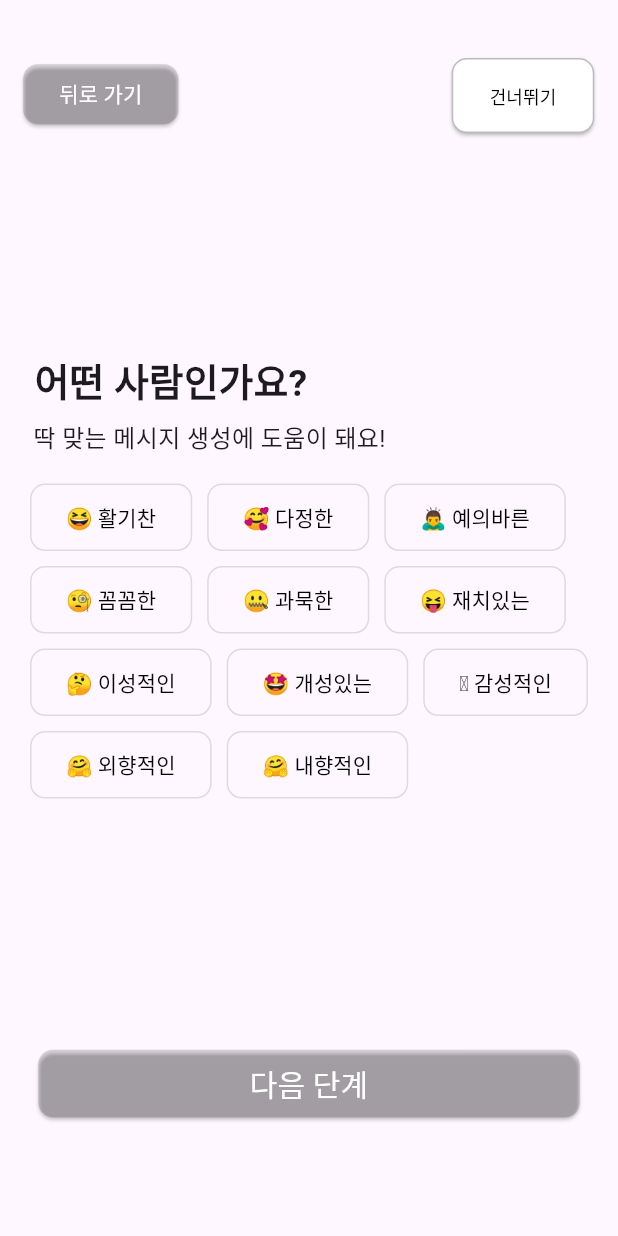
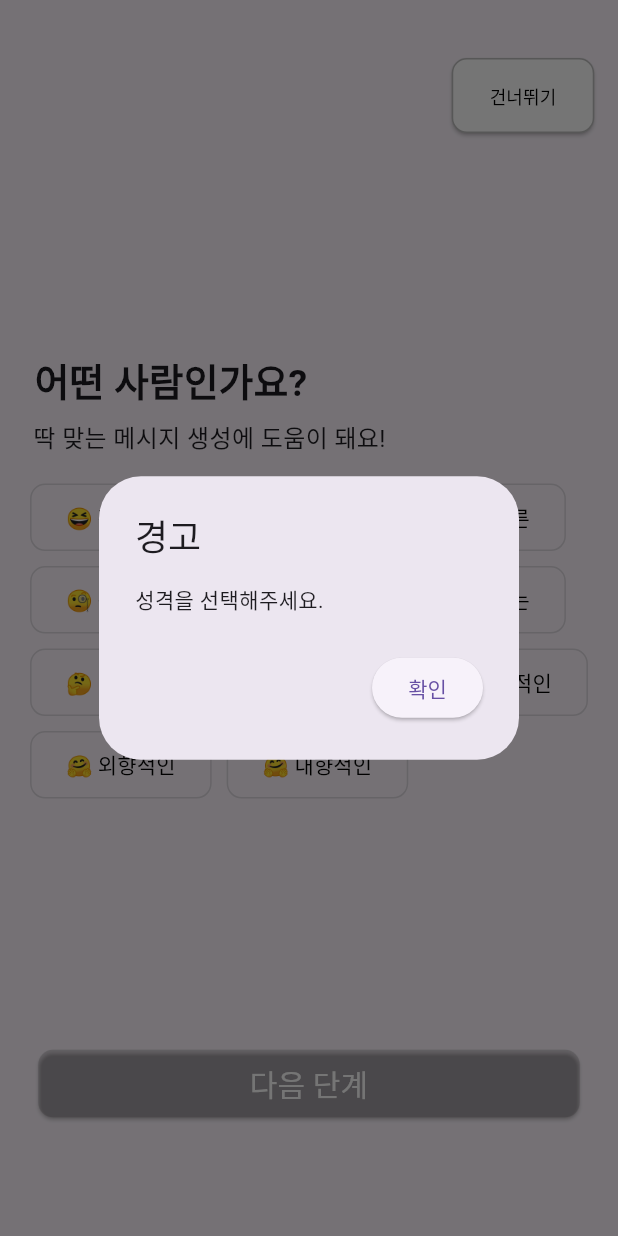
Before and after one commit to pdhyeong/potenday, a Flutter app: the screen it shows after launch, after a tap on "다음 단계", on a phone screen of 412 x 824 dp. Run offline on Flutter 3.47's test engine with Material 3 defaults, Android fonts, the phone set to English and light mode, and no system bars; missing offline and left inert: kakao_flutter_sdk.

Commit message:
delete datepick

```diff
--- a/lib/main.dart
+++ b/lib/main.dart
@@ -1,7 +1,6 @@
 import 'dart:convert';
 import 'package:flutter/material.dart';
 import 'package:http/http.dart' as http;
-import 'package:potenday/screen/DatePick_screen.dart';
 import 'package:potenday/screen/splash_screen.dart';
 import 'package:flutter_localizations/flutter_localizations.dart';
 import 'package:kakao_flutter_sdk/kakao_flutter_sdk.dart';
--- a/lib/screen/DatePick_screen.dart
+++ /dev/null
@@ -1,137 +0,0 @@
-//DatePick_screen.dart
-
-import 'package:flutter/material.dart';
-import 'package:intl/intl.dart';
-import 'package:flutter/cupertino.dart';
-import 'package:potenday/screen/JobPick_screen.dart';
-
-class BirthDatePicker extends StatelessWidget {
-  final void Function(DateTime) onDateTimeChanged;
-  final String initDateStr;
-
-  const BirthDatePicker({
-    super.key,
-    required this.onDateTimeChanged,
-    required this.initDateStr,
-  });
-
-  @override
-  Widget build(BuildContext context) {
-    final initDate =
-        DateFormat('yyyy-MM-dd').parse(initDateStr ?? '2000-01-01');
-    return SizedBox(
-      height: 150,
-      width: 300,
-      child: CupertinoDatePicker(
-        minimumYear: 1900,
-        maximumYear: DateTime.now().year,
-        initialDateTime: initDate,
-        maximumDate: DateTime.now(),
-        onDateTimeChanged: onDateTimeChanged,
-        mode: CupertinoDatePickerMode.date,
-      ),
-    );
-  }
-}
-
-class HomeScreen extends StatefulWidget {
-  const HomeScreen({Key? key}) : super(key: key);
-
-  @override
-  _HomeScreenState createState() => _HomeScreenState();
-}
-
-class _HomeScreenState extends State<HomeScreen> {
-  late DateTime selectedDate = DateTime.now(); // Initial date
-
-  @override
-  Widget build(BuildContext context) {
-    return Scaffold(
-      body: SafeArea(
-        child: Stack(
-          children: [
-            Align(
-              alignment: const AlignmentDirectional(0.00, 0.00),
-              child: BirthDatePicker(
-                onDateTimeChanged: (dateTime) {
-                  setState(() {
-                    selectedDate = dateTime;
-                  });
-                },
-                initDateStr: '2000-01-01',
-              ),
-            ),
-            Align(
-              alignment: const AlignmentDirectional(0.00, 0.80),
-              child: ElevatedButton(
-                style: ElevatedButton.styleFrom(
-                  foregroundColor: Colors.white,
-                  backgroundColor: Colors.black12,
-                  fixedSize: const Size(361, 45),
-                  shape: RoundedRectangleBorder(
-                    borderRadius: BorderRadius.circular(10),
-                  ),
-                ),
-                onPressed: () {
-                  print(selectedDate.toString().substring(0, 15));
-                  Navigator.of(context).push(MaterialPageRoute(
-                    builder: (_) => const JobPickScreen(),
-                  ));
-                },
-                child: const Text('다음 단계',
-                    style: TextStyle(
-                      fontSize: 20,
-                      fontWeight: FontWeight.w400,
-                    )),
-              ),
-            ),
-            Align(
-              alignment: const AlignmentDirectional(0.90, -0.90),
-              child: ElevatedButton(
-                style: ElevatedButton.styleFrom(
-                  foregroundColor: Colors.black,
-                  backgroundColor: Colors.white, // Set text color to black
-                  side: const BorderSide(color: Colors.black26),
-                  fixedSize: const Size(95, 50),
-                  shape: RoundedRectangleBorder(
-                    borderRadius: BorderRadius.circular(10),
-                  ),
-                ),
-                onPressed: () {
-                  print('Button pressed ...');
-                  Navigator.of(context).push(MaterialPageRoute(
-                    builder: (_) => const JobPickScreen(),
-                  ));
-                },
-                child: const Text('건너뛰기',
-                    style: TextStyle(
-                      fontSize: 12,
-                      fontWeight: FontWeight.w400,
-                    )),
-              ),
-            ),
-            const Align(
-              alignment: AlignmentDirectional(-0.80, -0.40),
-              child: Text(
-                '생년월일을 알려주세요',
-                style: TextStyle(
-                  fontSize: 30,
-                  fontWeight: FontWeight.w600,
-                ),
-              ),
-            ),
-            const Align(
-              alignment: AlignmentDirectional(-0.80, -0.30),
-              child: Text(
-                '딱 맞는 메시지 생성에 도움이 돼요!',
-                style: TextStyle(
-                  fontSize: 16,
-                ),
-              ),
-            ),
-          ],
-        ),
-      ),
-    );
-  }
-}
--- a/lib/screen/JobPick_screen.dart
+++ b/lib/screen/JobPick_screen.dart
@@ -152,22 +152,6 @@
         child: Stack(
           children: [
             Align(
-              alignment: const AlignmentDirectional(-0.9, -0.9),
-              child: ElevatedButton(
-                style: ElevatedButton.styleFrom(
-                  foregroundColor: Colors.white,
-                  backgroundColor: Colors.black12,
-                  shape: RoundedRectangleBorder(
-                    borderRadius: BorderRadius.circular(10),
-                  ),
-                ),
-                onPressed: () {
-                  Navigator.of(context).pop();
-                },
-                child: const Text("뒤로 가기"),
-              ),
-            ),
-            Align(
               alignment: const AlignmentDirectional(0.00, 0.80),
               child: ElevatedButton(
                 style: ElevatedButton.styleFrom(
--- a/lib/screen/splash_screen.dart
+++ b/lib/screen/splash_screen.dart
@@ -1,6 +1,6 @@
 import 'package:flutter/material.dart';
 import 'package:flutter/services.dart';
-import 'package:potenday/screen/DatePick_screen.dart';
+import 'package:potenday/screen/JobPick_screen.dart';
 
 class SplashScreen extends StatefulWidget {
   const SplashScreen({super.key});
@@ -18,7 +18,7 @@
 
     Future.delayed(const Duration(seconds: 2), () {
       Navigator.of(context).push(MaterialPageRoute(
-        builder: (_) => const HomeScreen(),
+        builder: (_) => const JobPickScreen(),
       ));
     });
   }
```
